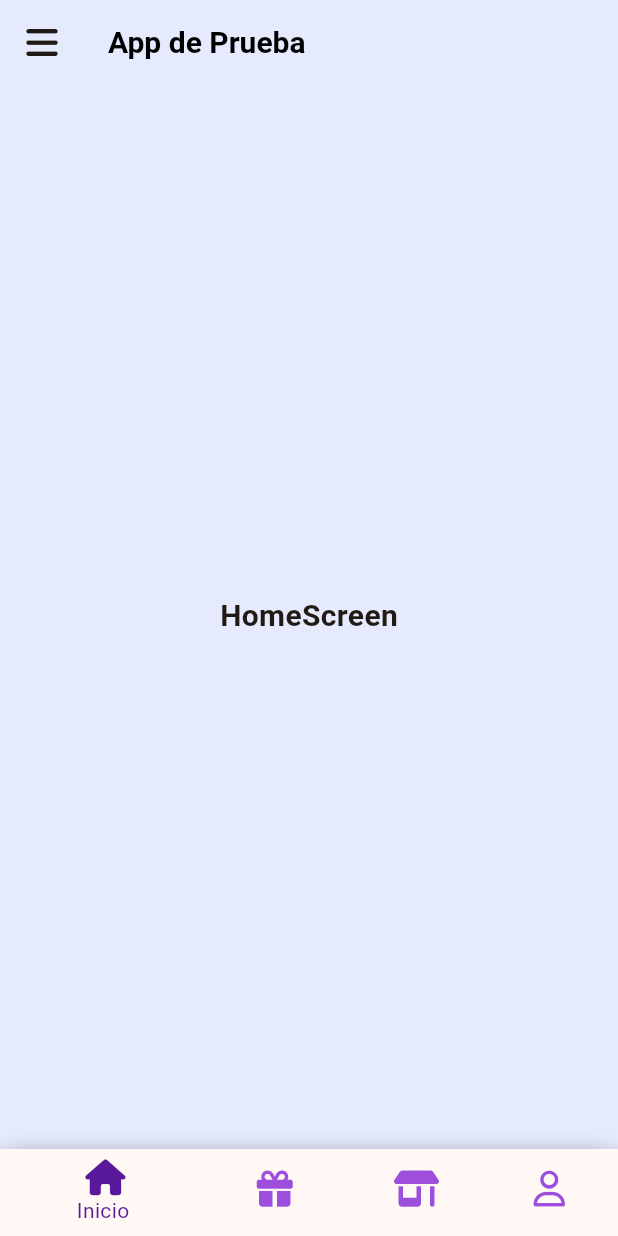
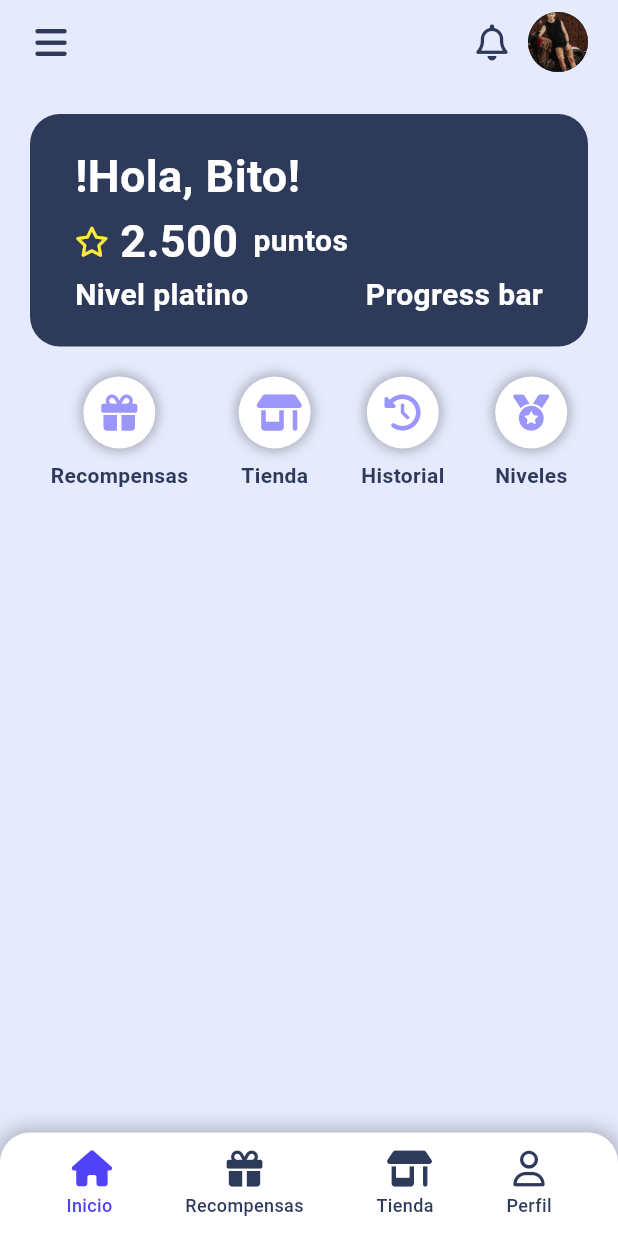
Before and after one commit to bauticalvo/punto_g, a Flutter app: the screen it shows after launch, on a phone screen of 412 x 824 dp. Run offline on Flutter 3.47's test engine with Material 3 defaults, Android fonts, the phone set to English and light mode, and no system bars; our stand-ins replace font_awesome_flutter.

Commit message:
add schemecolor

```diff
--- a/lib/config/theme/app_theme.dart
+++ b/lib/config/theme/app_theme.dart
@@ -1,23 +1,28 @@
 import 'package:flutter/material.dart';
 
+class AppTheme {
+  static const Color primary = Color(0xFF2E3A59); // Azul oscuro
+  static const Color secondary = Color(0xFF5042F7); // Azul vibrante
+  static const Color accent = Color(0xFF9B96FA); // Azul claro
+  static const Color background = Color(0xFFE5EAFC); // Azul muy claro
+  static const Color surface = Color(0xFFF2F5FF); // Casi blanco
 
-const List<Color> _colorThemes = [
-  Color(0xFFFE9E02),
-  Color.fromARGB(255, 52, 254, 2),
-];
-
-class AppTheme {
-  final int selectedColor;
-
-  AppTheme({this.selectedColor = 0})
-  :assert(selectedColor >= 0 && selectedColor < _colorThemes.length,
-  "Selected color must be between 0 and ${_colorThemes.length - 1}");
-
-  ThemeData theme() {
+  static ThemeData theme() {
     return ThemeData(
       useMaterial3: true,
-      colorSchemeSeed: _colorThemes[selectedColor],
-
+      colorScheme: ColorScheme(
+        brightness: Brightness.light,
+        primary: primary,
+        secondary: secondary,
+        tertiary: surface,
+        surface: background,
+        error: Colors.red,
+        onPrimary: Colors.white,
+        onSecondary: Colors.white,
+        onTertiary: accent,
+        onSurface: primary,
+        onError: Colors.white,
+      ),
     );
   }
 }
--- a/lib/main.dart
+++ b/lib/main.dart
@@ -19,7 +19,7 @@ class MyApp extends StatelessWidget {
   Widget build(BuildContext context) {
     return MaterialApp(
       debugShowCheckedModeBanner: false,
-      theme: AppTheme(selectedColor: 0).theme(),
+      theme: AppTheme.theme(),
       home: const MainScreen(),
     );
   }
@@ -54,7 +54,8 @@ class MainScreenState extends State<MainScreen> {
       appBar: const Header(),
       body: _screens[selectedIndex],
       drawer: const LateralMenu(),
-      bottomNavigationBar: Footer(onItemTapped: onItemTapped, selectedIndex: selectedIndex)
+      bottomNavigationBar: Footer(onItemTapped: onItemTapped, selectedIndex: selectedIndex),
+
     );
   }
 }
--- a/lib/src/footer/footer.dart
+++ b/lib/src/footer/footer.dart
@@ -10,42 +10,52 @@ class Footer extends StatelessWidget {
   @override
   Widget build(BuildContext context) {
     return Container(
-      decoration: const BoxDecoration(
-        color: Color(0xffE5EAFC),
-        borderRadius: BorderRadius.only(
+      padding: const EdgeInsets.symmetric(vertical: 12, horizontal: 20),
+      decoration: BoxDecoration(
+        color: Colors.white,
+        borderRadius: const BorderRadius.only(
           topLeft: Radius.circular(20),
           topRight: Radius.circular(20),
         ),
         boxShadow: [
           BoxShadow(
-            color: Colors.black12,
+            color: Colors.black26,
             blurRadius: 10,
             spreadRadius: 2,
           ),
         ],
       ),
-      child: BottomNavigationBar(
-        currentIndex: selectedIndex,
-        onTap: onItemTapped,
-        backgroundColor: Colors.transparent, // Hacerlo transparente para que el color del Container se vea
-        selectedItemColor: Color(0xff5A189A),
-        unselectedItemColor: Color(0xff9D4EDD),
-        items: const [
-          BottomNavigationBarItem(
-            icon: Icon(FontAwesomeIcons.house),
-            label: 'Inicio',
+      child: Row(
+        mainAxisAlignment: MainAxisAlignment.spaceAround,
+        children: [
+          _buildNavItem(FontAwesomeIcons.house, "Inicio", 0, context),
+          _buildNavItem(FontAwesomeIcons.gift, "Recompensas", 1,context),
+          _buildNavItem(FontAwesomeIcons.shop, "Tienda", 2,context),
+          _buildNavItem(FontAwesomeIcons.user, "Perfil", 3,context),
+        ],
+      ),
+    );
+  }
+
+  Widget _buildNavItem(IconData icon, String label, int index, BuildContext context) {
+    return GestureDetector(
+      onTap: () => onItemTapped(index),
+      child: Column(
+        mainAxisSize: MainAxisSize.min,
+        children: [
+          Icon(
+            icon,
+            color: selectedIndex == index ? Theme.of(context).colorScheme.secondary : Theme.of(context).colorScheme.primary,
+            size: 24,
           ),
-          BottomNavigationBarItem(
-            icon: Icon(FontAwesomeIcons.gift),
-            label: 'Recompensas',
-          ),
-          BottomNavigationBarItem(
-            icon: Icon(FontAwesomeIcons.shop),
-            label: 'Tienda',
-          ),
-          BottomNavigationBarItem(
-            icon: Icon(FontAwesomeIcons.user),
-            label: 'Perfil',
+          const SizedBox(height: 4),
+          Text(
+            label,
+            style: TextStyle(
+              fontSize: 12,
+              fontWeight: FontWeight.w500,
+              color: selectedIndex == index ? Theme.of(context).colorScheme.secondary : Theme.of(context).colorScheme.primary,
+            ),
           ),
         ],
       ),
--- a/lib/src/header/header.dart
+++ b/lib/src/header/header.dart
@@ -7,22 +7,33 @@ class Header extends StatelessWidget implements PreferredSizeWidget {
   @override
   Widget build(BuildContext context) {
     return AppBar(
-      backgroundColor: Color(0xffE5EAFC), // Color de la paleta
-      title: const Text(
-        "App de Prueba",
-        style: TextStyle(
-          fontSize: 20,
-          fontWeight: FontWeight.bold,
-          color: Colors.black, // Texto en negro
-        ),
-      ),
-      leading: IconButton(
+      leading: Row(
+        children: [
+          SizedBox(width: 10),
+          IconButton(
         icon: const Icon(FontAwesomeIcons.bars),
         onPressed: () {
           // Acción del menú
           Scaffold.of(context).openDrawer();
         },
       ),
+      ]),
+      actions: <Widget>[
+        Row(
+          children: [
+            IconButton(
+              icon: const Icon(FontAwesomeIcons.bell),
+              onPressed: () {
+                // Acción de la notificación
+              },
+            ),
+            CircleAvatar(
+              backgroundImage: const AssetImage('assets/images/perfil.jpg')
+            ),
+            const SizedBox(width: 20),
+          ]
+        )
+        ],
     );
   }
 
--- a/lib/src/header/lateral_menu.dart
+++ b/lib/src/header/lateral_menu.dart
@@ -9,7 +9,7 @@ class LateralMenu extends StatelessWidget {
       child: ListView(
         children: [
           DrawerHeader(
-            decoration: BoxDecoration(color: Color(0xFFFE9E02)),
+            decoration: BoxDecoration(color: Theme.of(context).colorScheme.primary),
             child: Row(
               mainAxisAlignment: MainAxisAlignment.spaceBetween,
               children: [
--- /dev/null
+++ b/lib/src/home_components/home_custombutton.dart
@@ -0,0 +1,50 @@
+import 'package:flutter/material.dart';
+
+class CustomButton extends StatelessWidget {
+  final IconData icon;
+  final String label;
+  final VoidCallback onPressed;
+
+  const CustomButton({
+    super.key,
+    required this.icon,
+    required this.label,
+    required this.onPressed,
+  });
+
+  @override
+  Widget build(BuildContext context) {
+       return Column(
+      mainAxisSize: MainAxisSize.min,
+      children: [
+        Container(
+          alignment: Alignment.center,
+          decoration: BoxDecoration(
+            color: Theme.of(context).colorScheme.onSecondary, // Color del fondo
+            shape: BoxShape.circle,
+            boxShadow: [
+              BoxShadow(
+                color: Colors.black26,
+                blurRadius: 6,
+                spreadRadius: 2,
+              ),
+            ],
+          ),
+          child: IconButton(
+            icon: Icon(icon, color: Theme.of(context).colorScheme.onTertiary, size: 24),
+            onPressed: onPressed,
+          ),
+        ),
+        const SizedBox(height: 8), // Espacio entre el icono y el label
+        Text(
+          label,
+          style: TextStyle(
+            fontSize: 14,
+            fontWeight: FontWeight.bold,
+            color: Theme.of(context).colorScheme.primary,
+          ),
+        ),
+      ],
+    );
+  }
+}
--- a/lib/src/screens/home_screen.dart
+++ b/lib/src/screens/home_screen.dart
@@ -1,6 +1,6 @@
+import 'package:app_de_prueba/src/home_components/home_custombutton.dart';
 import 'package:flutter/material.dart';
-
-
+import 'package:font_awesome_flutter/font_awesome_flutter.dart';
 
 class HomeScreen extends StatefulWidget {
   const HomeScreen({super.key});
@@ -15,8 +15,76 @@ class _HomeScreenState extends State<HomeScreen> {
   @override
   Widget build(BuildContext context) {
     return Scaffold(
-      backgroundColor:  Color(0xffE5EAFC),
-      body: Center(child: Text('HomeScreen', style: TextStyle(fontSize: 20, fontWeight: FontWeight.bold),)),
+      body: Column(children: [
+        //PRIMER COMPONENTE
+        Container(
+          width: double.infinity,
+          margin: EdgeInsets.all(20),
+          padding: EdgeInsets.symmetric(vertical: 20, horizontal: 30),
+          decoration: BoxDecoration(
+            color: Theme.of(context).colorScheme.primary,
+            borderRadius: BorderRadius.circular(20),
+          ),
+          child:
+              Column(
+                mainAxisSize: MainAxisSize.min,
+                crossAxisAlignment: CrossAxisAlignment.start,
+                children: [
+                  Text("!Hola, Bito!", style: TextStyle(fontSize: 30, fontWeight: FontWeight.bold, color: Theme.of(context).colorScheme.onSecondary),),
+                  Row(
+                    children: [
+                      Icon(FontAwesomeIcons.star, color: Colors.yellow, size: 20,),
+                      SizedBox(width: 10),
+                      Text("2.500", style: TextStyle(fontSize: 30, fontWeight: FontWeight.bold, color: Theme.of(context).colorScheme.onSecondary),),
+                      SizedBox(width: 10),
+                      Text("puntos", style: TextStyle(fontSize: 20, fontWeight: FontWeight.bold, color: Theme.of(context).colorScheme.onSecondary),)
+                    ],
+                  ),
+                  Row(
+                    mainAxisAlignment: MainAxisAlignment.spaceBetween,
+                    children: [
+                      Text("Nivel platino", style: TextStyle(fontSize: 20, fontWeight: FontWeight.bold, color: Theme.of(context).colorScheme.onSecondary),),
+                      Text("Progress bar", style: TextStyle(fontSize: 20, fontWeight: FontWeight.bold, color: Theme.of(context).colorScheme.onSecondary),)
+                    ],
+                  ),
+                ],
+              ),
+      ),
+      //SEGUNDO COMPONENTE
+      SizedBox(
+        width: double.infinity,
+        child: Row(
+          mainAxisAlignment: MainAxisAlignment.spaceBetween,
+          children: [
+          const SizedBox(width: 0),
+          CustomButton(
+                icon: FontAwesomeIcons.gift,
+                label: 'Recompensas',
+                onPressed: () {
+                },
+              ),
+              CustomButton(
+                icon: FontAwesomeIcons.shop,
+                label: 'Tienda',
+                onPressed: () {
+                },
+              ),
+              CustomButton(
+                icon: FontAwesomeIcons.clockRotateLeft,
+                label: 'Historial',
+                onPressed: () {
+                },
+              ),
+              CustomButton(
+                icon: FontAwesomeIcons.medal,
+                label: 'Niveles',
+                onPressed: () {
+                },
+              ),
+          const SizedBox(width: 0),
+        ],),
+      )
+      ])
       );
   }
 }
--- a/lib/src/screens/rewards_screen.dart
+++ b/lib/src/screens/rewards_screen.dart
@@ -15,7 +15,6 @@ class _RewardsScreenState extends State<RewardsScreen> {
   @override
   Widget build(BuildContext context) {
     return Scaffold(
-      backgroundColor:  Color(0xffE5EAFC),
       body: Center(child: Text('RewardsScreen', style: TextStyle(fontSize: 20, fontWeight: FontWeight.bold),)),
       );
   }
--- a/lib/src/screens/settings_front.dart
+++ b/lib/src/screens/settings_front.dart
@@ -15,7 +15,6 @@ class _SettingsScreenState extends State<SettingsScreen> {
   @override
   Widget build(BuildContext context) {
     return Scaffold(
-      backgroundColor:  Color(0xffE5EAFC),
       body: Center(child: Text('SettingsScreen', style: TextStyle(fontSize: 20, fontWeight: FontWeight.bold),)),
 
       );
--- a/lib/src/screens/shop_screen.dart
+++ b/lib/src/screens/shop_screen.dart
@@ -15,7 +15,6 @@ class _ShopScreenState extends State<ShopScreen> {
   @override
   Widget build(BuildContext context) {
     return Scaffold(
-      backgroundColor:  Color(0xffE5EAFC),
       body: Center(child: Text('ShopScreen', style: TextStyle(fontSize: 20, fontWeight: FontWeight.bold),)),
 
       );
--- a/pubspec.yaml
+++ b/pubspec.yaml
@@ -34,6 +34,7 @@ dependencies:
   # Use with the CupertinoIcons class for iOS style icons.
   cupertino_icons: ^1.0.8
   font_awesome_flutter: ^10.8.0
+  rive: ^0.13.20
 
 dev_dependencies:
   flutter_test:
@@ -58,8 +59,9 @@ flutter:
   uses-material-design: true
 
   # To add assets to your application, add an assets section, like this:
-  # assets:
-  #   - images/a_dot_burr.jpeg
+  assets:
+    - assets/rive/logos/
+    - assets/images/perfil.jpg
   #   - images/a_dot_ham.jpeg
 
   # An image asset can refer to one or more resolution-specific "variants", see
```
Also changed, not shown: assets/images/perfil.jpg (added), pubspec.lock, 5 other files.
